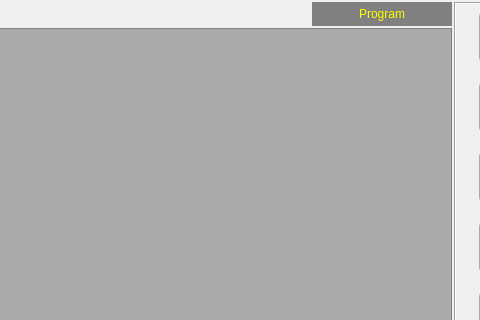
The window that hcinstruction/ichcinstructionpageframe.ui (GaussCheng/2-5AxisPunch) describes before a commit, drawn with Qt 5; both pictures show x 94 to 574 and y 0 to 320 of the 900 by 428 pixel window.
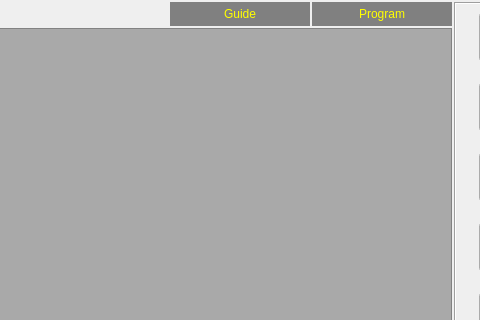
The same window after the commit. Icons and pictures are not drawn.

```diff
--- a/hcinstruction/ichcinstructionpageframe.ui
+++ b/hcinstruction/ichcinstructionpageframe.ui
@@ -62,6 +62,52 @@
            </property>
           </spacer>
          </item>
+         <item>
+          <widget class="QPushButton" name="guideButton">
+           <property name="sizePolicy">
+            <sizepolicy hsizetype="Preferred" vsizetype="Preferred">
+             <horstretch>0</horstretch>
+             <verstretch>0</verstretch>
+            </sizepolicy>
+           </property>
+           <property name="minimumSize">
+            <size>
+             <width>140</width>
+             <height>24</height>
+            </size>
+           </property>
+           <property name="maximumSize">
+            <size>
+             <width>140</width>
+             <height>24</height>
+            </size>
+           </property>
+           <property name="styleSheet">
+            <string notr="true">background-color: gray;
+color:rgb(255, 255, 0);
+border-color: none;
+border-style: outset;
+border-width: 0px;
+border-radius: 0px;</string>
+           </property>
+           <property name="text">
+            <string>Guide</string>
+           </property>
+           <property name="icon">
+            <iconset resource="../resource.qrc">
+             <normaloff>:/resource/parameter.png</normaloff>:/resource/parameter.png</iconset>
+           </property>
+           <property name="iconSize">
+            <size>
+             <width>32</width>
+             <height>32</height>
+            </size>
+           </property>
+           <property name="flat">
+            <bool>true</bool>
+           </property>
+          </widget>
+         </item>
          <item>
           <widget class="QPushButton" name="programButton">
            <property name="sizePolicy">
```
